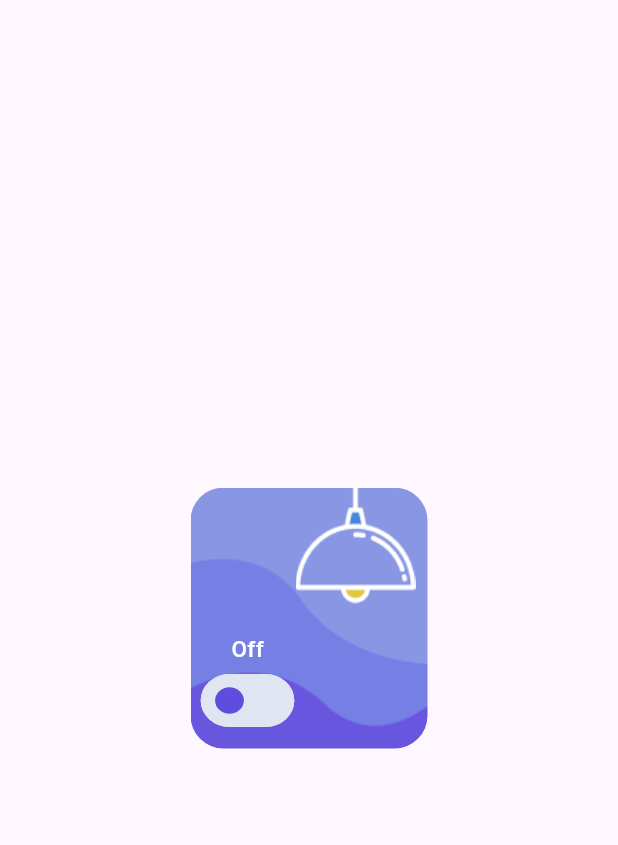
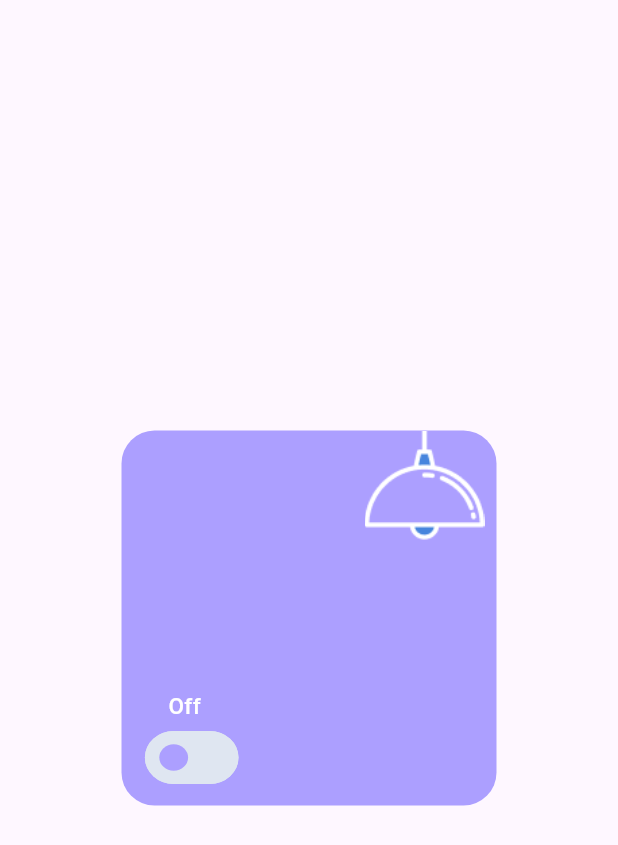
Before and after one commit to mans30hussein/HomeX, a Flutter app: the screen it shows after launch, on a phone screen of 412 x 824 dp. Shown: the top 845 px of the screen. Run offline on Flutter 3.47's test engine with Material 3 defaults, Android fonts, the light colour scheme and no system bars; our stand-ins replace firebase_auth, firebase_core, flutter_bloc, get_it, modal_progress_hud_nsn, shared_preferences and 1 more; accounts and stored records are empty; Roboto replaces fonts that are missing (K2D).

Commit message:
update lighting container ui

```diff
--- a/lib/core/util/app_assets.dart
+++ b/lib/core/util/app_assets.dart
@@ -1,17 +1,13 @@
 class Assets {
   Assets._();
 
-  /// Assets for assetsImagesActive waves
-  /// assets/images/active waves.png
-  static const String assetsImagesActivewaves = "assets/images/active waves.png";
+  /// Assets for assetsImagesActiveWavesBlue
+  /// assets/images/ActiveWavesBlue.png
+  static const String assetsImagesActiveWavesBlue = "assets/images/ActiveWavesBlue.png";
 
-  /// Assets for assetsImagesActive waves purple
-  /// assets/images/active waves purple.png
-  static const String assetsImagesActivewavespurple = "assets/images/active waves purple.png";
-
-  /// Assets for assetsImagesAir conditioner
-  /// assets/images/air conditioner.png
-  static const String assetsImagesAirconditioner = "assets/images/air conditioner.png";
+  /// Assets for assetsImagesActiveWavesPurple
+  /// assets/images/ActiveWavesPurple.png
+  static const String assetsImagesActiveWavesPurple = "assets/images/ActiveWavesPurple.png";
 
   /// Assets for assetsImagesAppIcon
   /// assets/images/app_icon.png
@@ -21,15 +17,23 @@ class Assets {
   /// assets/images/google.png
   static const String assetsImagesGoogle = "assets/images/google.png";
 
+  /// Assets for assetsImagesLIghtingOn
+  /// assets/images/LIghtingOn.png
+  static const String assetsImagesLIghtingOn = "assets/images/LIghtingOn.png";
+
   /// Assets for assetsImagesLight
   /// assets/images/light.png
   static const String assetsImagesLight = "assets/images/light.png";
 
-  /// Assets for assetsImagesLighting
-  /// assets/images/lighting.png
-  static const String assetsImagesLighting = "assets/images/lighting.png";
+  /// Assets for assetsImagesLightingOff
+  /// assets/images/LightingOff.png
+  static const String assetsImagesLightingOff = "assets/images/LightingOff.png";
 
   /// Assets for assetsImagesLineVector
-  /// assets/images/line_vector.png
-  static const String assetsImagesLineVector = "assets/images/line_vector.png";
+  /// assets/images/LineVector.png
+  static const String assetsImagesLineVector = "assets/images/LineVector.png";
+
+  /// Assets for assetsImagesVector
+  /// assets/images/Vector.svg
+  static const String assetsImagesVector = "assets/images/Vector.svg";
 }
--- a/lib/core/util/assets.dart
+++ /dev/null
@@ -1,5 +0,0 @@
-class Assets {
-static const String logoApp = "assets/images/app_icon.png";
-static const String googleImage = "assets/images/google.png";
-static const String lineVector = "assets/images/line_vector.png";
-}
--- a/lib/features/autharization/Screens/lgoin/widgets/login_body_screen.dart
+++ b/lib/features/autharization/Screens/lgoin/widgets/login_body_screen.dart
@@ -1,5 +1,5 @@
 import 'package:flutter/material.dart';
-import 'package:home_x/core/util/assets.dart';
+import 'package:home_x/core/util/app_assets.dart';
 import 'package:home_x/features/autharization/Screens/lgoin/widgets/add_text_login_title.dart';
 import 'package:home_x/features/autharization/Screens/lgoin/widgets/refactor_custom_text_form_field.dart';
 import 'add_text_have_acount_or_not_in_login.dart';
@@ -20,7 +20,7 @@ class LoginBodyScreen extends StatelessWidget {
           const SizedBox(
             height: 100,
           ),
-          Center(child: Image.asset(Assets.logoApp)),
+          Center(child: Image.asset(Assets.assetsImagesAppIcon)),
         const  Center(child:  AddTextLoginTitle()),
           const SizedBox(
             height: 30,
--- a/lib/features/autharization/Screens/register/wedget/register_body_screen.dart
+++ b/lib/features/autharization/Screens/register/wedget/register_body_screen.dart
@@ -1,5 +1,5 @@
 import 'package:flutter/material.dart';
-import 'package:home_x/core/util/assets.dart';
+import 'package:home_x/core/util/app_assets.dart';
 import 'package:home_x/core/util/colors.dart';
 import 'package:home_x/features/autharization/Screens/register/wedget/refactor_custom_text_form_field.dart';
 import 'package:home_x/features/autharization/Screens/register/wedget/add_text_rigester_title.dart';
@@ -30,7 +30,7 @@ class RegisterBodyScreen extends StatelessWidget {
                 const SizedBox(
                   height: 100,
                 ),
-                Center(child: Image.asset(Assets.logoApp)),
+                Center(child: Image.asset(Assets.assetsImagesAppIcon)),
                 const Center(child:  AddTextRegisterTitle()),
                 RefactorCustomTextFormFieldAndAddValidationInRegisterScreen(),
                 const SizedBox(
@@ -42,7 +42,7 @@ class RegisterBodyScreen extends StatelessWidget {
                     alignment: Alignment.center,
                     margin: const EdgeInsets.symmetric(horizontal: 20),
                     child: Image.asset(
-                      Assets.googleImage,
+                      Assets.assetsImagesGoogle,
 
                       height: 100,
                       width: 100,
--- a/lib/features/home/home.dart
+++ b/lib/features/home/home.dart
@@ -1,7 +1,7 @@
 import 'package:flutter/material.dart';
 import 'package:home_x/core/util/app_assets.dart';
 import 'package:home_x/core/util/colors.dart';
-import 'package:home_x/features/home/widgets/main_container.dart';
+import 'package:home_x/features/lighting/lighting_container.dart';
 
 class Home extends StatelessWidget {
   const Home({super.key});
@@ -10,13 +10,12 @@ class Home extends StatelessWidget {
   Widget build(BuildContext context) {
     return Scaffold(
       body: Center(
-          child: FeatureContainer(
+          child: LightingContainer(
         backgroundColor: AppColors.primaryColors,
-        image: Assets.assetsImagesLighting,
         trackColor: AppColors.lightGrey,
         thumb1Color: AppColors.primaryColors,
         thumb2Color: AppColors.lavender,
-        backgroundImage: Assets.assetsImagesActivewavespurple,
+        backgroundImage: Assets.assetsImagesActiveWavesPurple,
       )),
     );
   }
--- /dev/null
+++ b/lib/features/home/widgets/custom_image.dart
@@ -0,0 +1,23 @@
+import 'package:flutter/cupertino.dart';
+
+class CustomImage extends StatelessWidget {
+  const CustomImage(
+      {super.key,
+      required this.height,
+      required this.width,
+      required this.image});
+  final double height;
+  final double width;
+  final String image;
+  @override
+  Widget build(BuildContext context) {
+    return Container(
+      height: height,
+      width: width,
+      decoration: BoxDecoration(
+        image: DecorationImage(
+            image: AssetImage(image), alignment: Alignment.topCenter),
+      ),
+    );
+  }
+}
--- a/lib/features/home/widgets/main_container.dart
+++ /dev/null
@@ -1,99 +0,0 @@
-import 'package:flutter/material.dart';
-import 'package:home_x/core/util/app_strings.dart';
-import 'package:home_x/core/util/styles.dart';
-// import 'package:home_x/features/home/widgets/custom_switch.dart';
-import 'package:home_x/features/onbourding/ui/widgets/custom_text.dart';
-import 'package:home_x/core/util/colors.dart';
-
-class FeatureContainer extends StatefulWidget {
-  FeatureContainer(
-      {super.key,
-      required this.backgroundColor,
-      required this.image,
-      required this.trackColor,
-      required this.thumb1Color,
-      required this.thumb2Color, required this.backgroundImage});
-  final String image;
-  final String backgroundImage;
-  final Color backgroundColor;
-  final Color trackColor;
-  final Color thumb1Color;
-  final Color thumb2Color;
-
-  bool isSwitched = false;
-  @override
-  State<FeatureContainer> createState() => _FeatureContainerState();
-}
-
-class _FeatureContainerState extends State<FeatureContainer> {
-  @override
-  Widget build(BuildContext context) {
-    return Container(
-      padding: const EdgeInsets.only(left: 8, right: 8, bottom: 8),
-      clipBehavior: Clip.hardEdge,
-      decoration: BoxDecoration(
-          color: widget.isSwitched? widget.thumb2Color : null,
-          image: widget.isSwitched? null :  DecorationImage(
-              image: AssetImage(widget.backgroundImage),
-              fit: BoxFit.cover,
-            ),
-        // color: widget.isSwitched ? widget.thumb2Color : widget.thumb1Color,
-        borderRadius: BorderRadius.circular(22),
-      ),
-      height: 174,
-      width: 158,
-      child: Column(
-        crossAxisAlignment: CrossAxisAlignment.start,
-        mainAxisAlignment: MainAxisAlignment.spaceBetween,
-        children: [
-          Align(
-            alignment: Alignment.topRight,
-            child: Container(
-              height: 80,
-              width: 80,
-              decoration: BoxDecoration(
-                image: DecorationImage(
-                  image: AssetImage(widget.image),
-                  fit: BoxFit.fill,
-                ),
-              ),
-            ),
-          ),
-          Column(
-            children: [
-              CustomText(
-                text: widget.isSwitched ? AppStrings.on : AppStrings.off,
-                style: StylesApp.font20Madiam.copyWith(fontSize: 15),
-              ),
-              // CustomSwitch(
-              //   thumbColor: thumbColor,
-              //   trackColor: trackColor,
-              //   isSwitched: isSwitched,
-              // ),
-              Transform.scale(
-                scaleX: 1.2,
-                scaleY: 1.1,
-                child: Switch(
-                  value: widget.isSwitched,
-                  onChanged: (value) {
-                    setState(() {
-                      widget.isSwitched = value;
-                    });
-                  },
-                  inactiveThumbColor: widget.thumb1Color,
-                  thumbColor: widget.isSwitched
-                      ? MaterialStatePropertyAll<Color>(widget.thumb2Color)
-                      : MaterialStatePropertyAll<Color>(widget.thumb1Color),
-                  activeTrackColor: widget.trackColor,
-                  inactiveTrackColor: widget.trackColor,
-                  trackOutlineColor:
-                      MaterialStatePropertyAll<Color>(widget.trackColor),
-                ),
-              )
-            ],
-          ),
-        ],
-      ),
-    );
-  }
-}
--- /dev/null
+++ b/lib/features/lighting/lighting_container.dart
@@ -0,0 +1,112 @@
+import 'package:flutter/material.dart';
+import 'package:home_x/core/util/app_assets.dart';
+import 'package:home_x/core/util/app_strings.dart';
+import 'package:home_x/core/util/styles.dart';
+import 'package:home_x/features/home/widgets/custom_image.dart';
+// import 'package:home_x/features/home/widgets/custom_switch.dart';
+import 'package:home_x/features/onbourding/ui/widgets/custom_text.dart';
+import 'package:home_x/core/util/colors.dart';
+
+class LightingContainer extends StatefulWidget {
+  LightingContainer(
+      {super.key,
+      required this.backgroundColor,
+      required this.trackColor,
+      required this.thumb1Color,
+      required this.thumb2Color,
+      required this.backgroundImage});
+  final String backgroundImage;
+  final Color backgroundColor;
+  final Color trackColor;
+  final Color thumb1Color;
+  final Color thumb2Color;
+
+  bool isSwitched = false;
+  @override
+  State<LightingContainer> createState() => _LightingContainerState();
+}
+
+class _LightingContainerState extends State<LightingContainer> {
+  @override
+  Widget build(BuildContext context) {
+    return Container(
+      padding: const EdgeInsets.only(left: 8, right: 8, bottom: 8),
+      clipBehavior: Clip.hardEdge,
+      decoration: BoxDecoration(
+        color: widget.isSwitched ? null : widget.thumb2Color,
+        image: widget.isSwitched
+            ? DecorationImage(
+                image: AssetImage(widget.backgroundImage),
+                fit: BoxFit.cover,
+              )
+            : null,
+        // color: widget.isSwitched ? widget.thumb2Color : widget.thumb1Color,
+        borderRadius: BorderRadius.circular(22),
+      ),
+      // height: 200,
+      // width: 184,
+      height: 250,
+      width: 250,
+      child: Column(
+        crossAxisAlignment: CrossAxisAlignment.start,
+        mainAxisAlignment: MainAxisAlignment.spaceBetween,
+        children: [
+          Align(
+              alignment: Alignment.topRight,
+              child: CustomImage(
+                height: 108,
+                width: 80,
+                // height: 188,
+                // width: 150,
+
+                image: widget.isSwitched
+                    ? Assets.assetsImagesLIghtingOn
+                    : Assets.assetsImagesLightingOff,
+              )),
+          // if (widget.isSwitched)
+          //   CustomImage(
+          //     height: 40,
+          //     width: 50,
+          //     image: Assets.assetsImagesLight,
+          //   ),
+          Column(
+            children: [
+              CustomText(
+                text: widget.isSwitched ? AppStrings.on : AppStrings.off,
+                style: StylesApp.font20Madiam.copyWith(fontSize: 15),
+              ),
+              // CustomSwitch(
+              //   thumbColor: thumbColor,
+              //   trackColor: trackColor,
+              //   isSwitched: isSwitched,
+              // ),
+              Transform.scale(
+                scaleX: 1.2,
+                scaleY: 1.1,
+                child: Padding(
+                  padding: const EdgeInsets.only(left: 8.0),
+                  child: Switch(
+                    value: widget.isSwitched,
+                    onChanged: (value) {
+                      setState(() {
+                        widget.isSwitched = value;
+                      });
+                    },
+                    inactiveThumbColor: widget.thumb1Color,
+                    thumbColor: !widget.isSwitched
+                        ? MaterialStatePropertyAll<Color>(widget.thumb2Color)
+                        : MaterialStatePropertyAll<Color>(widget.thumb1Color),
+                    activeTrackColor: widget.trackColor,
+                    inactiveTrackColor: widget.trackColor,
+                    trackOutlineColor:
+                        MaterialStatePropertyAll<Color>(widget.trackColor),
+                  ),
+                ),
+              )
+            ],
+          ),
+        ],
+      ),
+    );
+  }
+}
--- a/lib/features/onbourding/ui/onboarding_screen.dart
+++ b/lib/features/onbourding/ui/onboarding_screen.dart
@@ -1,9 +1,9 @@
 import 'package:flutter/material.dart';
 import 'package:home_x/core/services/services_locator.dart';
+import 'package:home_x/core/util/app_assets.dart';
 import 'package:home_x/core/util/app_strings.dart';
 
 import 'package:home_x/core/shared_preference/cache_helper.dart';
-import 'package:home_x/core/util/assets.dart';
 import 'package:home_x/core/util/styles.dart';
 import 'package:home_x/features/onbourding/ui/widgets/custom_text.dart';
 import 'package:home_x/features/onbourding/ui/widgets/onboarding_view.dart';
@@ -65,7 +65,7 @@ class OnBourdingBodyScreen extends StatelessWidget {
             height: 90,
             decoration: const BoxDecoration(
               image: DecorationImage(
-                image: AssetImage(Assets.logoApp),
+                image: AssetImage(Assets.assetsImagesAppIcon),
               ),
             ),
           ),
--- a/lib/features/splash/splash_screen.dart
+++ b/lib/features/splash/splash_screen.dart
@@ -3,7 +3,7 @@ import 'package:flutter/material.dart';
 import 'package:home_x/core/routing/const_routs.dart';
 import 'package:home_x/core/services/services_locator.dart';
 import 'package:home_x/core/shared_preference/cache_helper.dart';
-import 'package:home_x/core/util/assets.dart';
+import 'package:home_x/core/util/app_assets.dart';
 import 'package:home_x/core/util/colors.dart';
 
 
@@ -24,7 +24,7 @@ class _SplashScreenState extends State<SplashScreen> {
   Widget build(BuildContext context) {
     return const Scaffold(
       backgroundColor: AppColors.backgroundSplashScreen,
-      body: Center(child: Image(image: AssetImage(Assets.logoApp))),
+      body: Center(child: Image(image: AssetImage(Assets.assetsImagesAppIcon))),
     );
   }
 }
```
Also changed, not shown: assets/images/ActiveWavesBlue.png (renamed from assets/images/active waves.png), assets/images/ActiveWavesPurple.png (renamed from assets/images/active waves purple.png), assets/images/LIghtingOn.png (added), assets/images/LightingOff.png (added), assets/images/LineVector.png (renamed from assets/images/line_vector.png), assets/images/Vector.svg (added), assets/images/air conditioner.png (deleted), assets/images/lighting.png (deleted).
